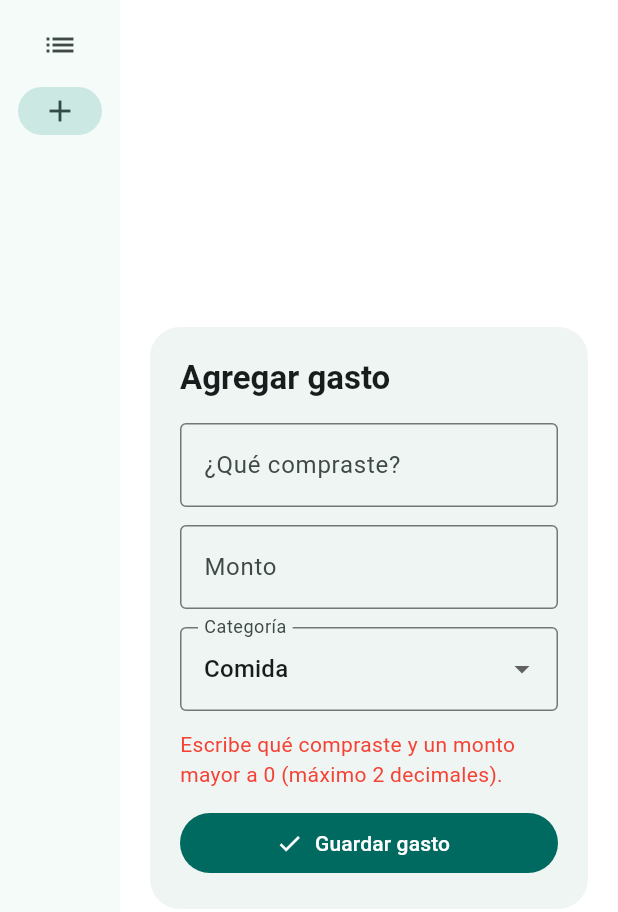
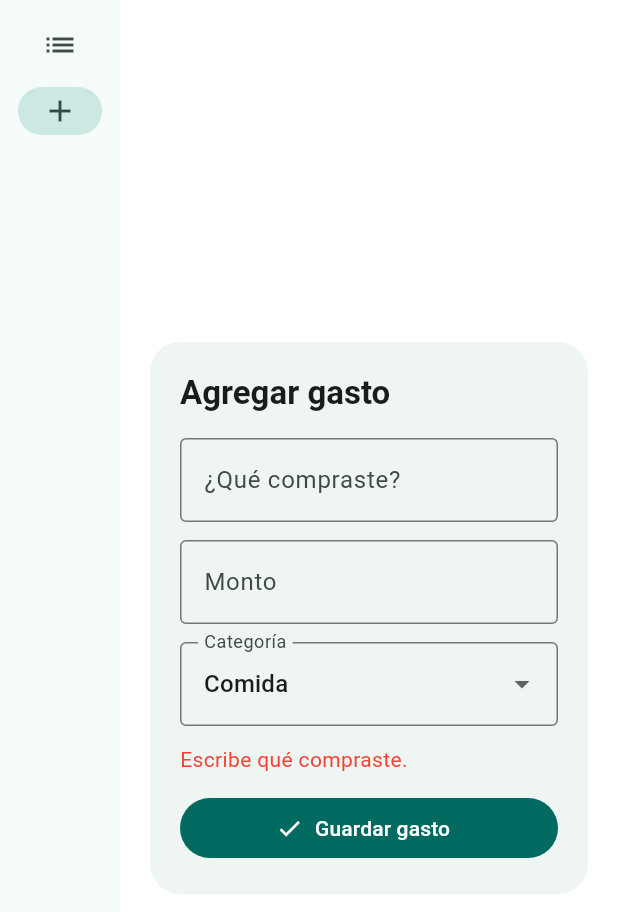
Before and after one commit to ingpalestinareza-netizen/gastos_app, a Flutter app: the screen it shows after launch, after a tap on "Agregar", after a tap on "Guardar gasto", on a phone screen of 412 x 824 dp. Shown: the top 912 px of the screen. Run offline on Flutter 3.47's test engine with Material 3 defaults, Android fonts, the phone set to English and light mode, and no system bars; our stand-ins replace shared_preferences.

Commit message:
Mensajes de error especificos: descripcion, formato de monto y monto mayor a 0

```diff
--- a/lib/main.dart
+++ b/lib/main.dart
@@ -429,9 +429,21 @@ class _AgregarPageState extends State<AgregarPage> {
     var monto = montoValido
         ? double.tryParse(textoMonto.replaceAll(',', '.'))
         : null;
-    if (descripcionController.text.trim().isEmpty || monto == null || monto <= 0) {
+    if (descripcionController.text.trim().isEmpty) {
       setState(() {
-        error = 'Escribe qué compraste y un monto mayor a 0 (máximo 2 decimales).';
+        error = 'Escribe qué compraste.';
+      });
+      return;
+    }
+    if (!montoValido) {
+      setState(() {
+        error = 'El monto no es válido: usa solo números con máximo 2 decimales.';
+      });
+      return;
+    }
+    if (monto == null || monto <= 0) {
+      setState(() {
+        error = 'El monto debe ser mayor a 0.';
       });
       return;
     }
```
